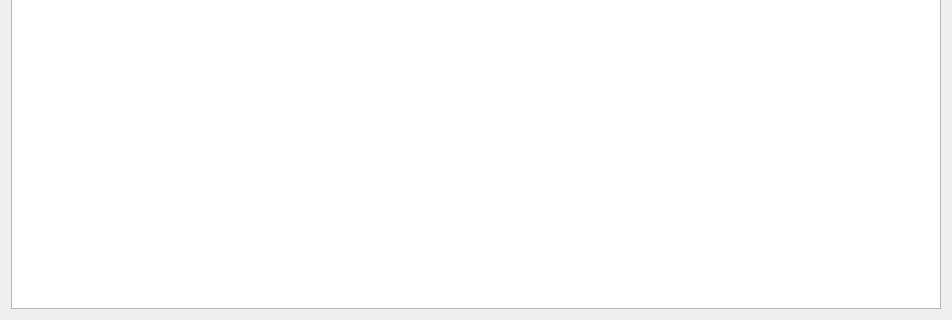
Qt form syntacticparsingwidget.ui (adamb924/Gloss) before a commit; both pictures show x 0 to 952 and y 238 to 558 of the 952 by 558 pixel window.
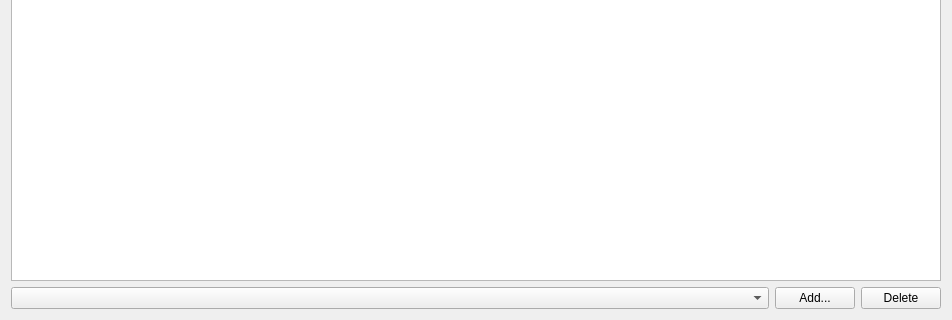
The same form after that commit.

The edit to the form file:
```diff
--- a/syntacticparsingwidget.ui
+++ b/syntacticparsingwidget.ui
@@ -17,6 +17,34 @@
    <item>
     <widget class="QGraphicsView" name="graphicsView"/>
    </item>
+   <item>
+    <layout class="QHBoxLayout" name="horizontalLayout">
+     <item>
+      <widget class="QComboBox" name="comboBox">
+       <property name="sizePolicy">
+        <sizepolicy hsizetype="Preferred" vsizetype="Fixed">
+         <horstretch>1</horstretch>
+         <verstretch>0</verstretch>
+        </sizepolicy>
+       </property>
+      </widget>
+     </item>
+     <item>
+      <widget class="QPushButton" name="addButton">
+       <property name="text">
+        <string>Add...</string>
+       </property>
+      </widget>
+     </item>
+     <item>
+      <widget class="QPushButton" name="deleteButton">
+       <property name="text">
+        <string>Delete</string>
+       </property>
+      </widget>
+     </item>
+    </layout>
+   </item>
   </layout>
  </widget>
  <resources/>
```
